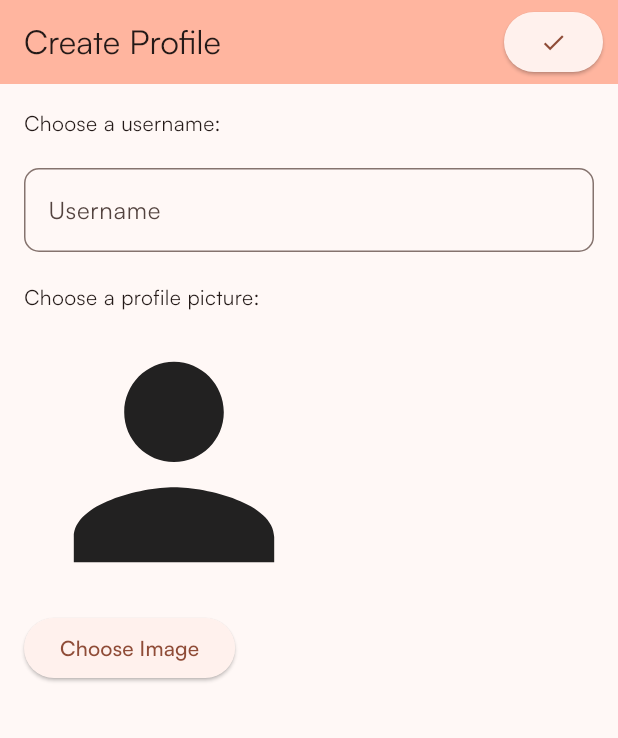
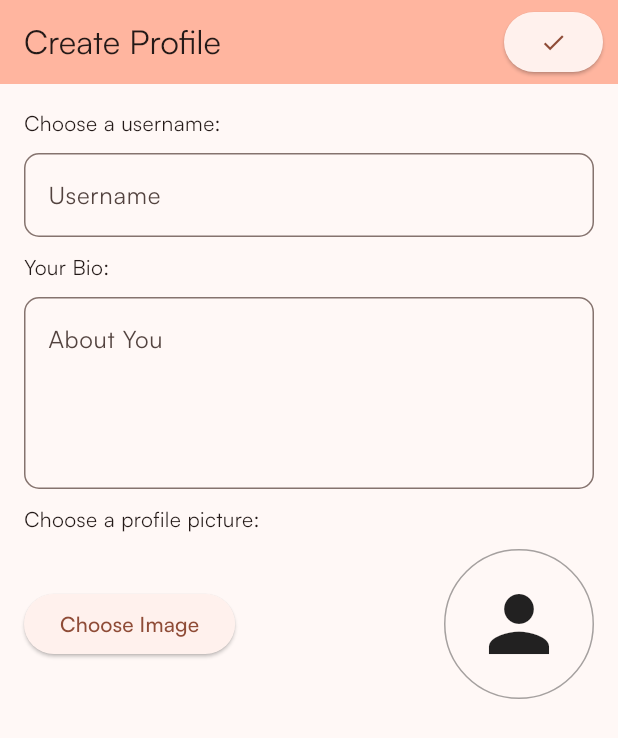
Before and after one commit to itcodehery/reddit_clone, a Flutter app: the screen it shows once a user with an empty profile is signed in, on a phone screen of 412 x 824 dp. Shown: the top 738 px of the screen. Run offline on Flutter 3.47's test engine with Material 3 defaults, Android fonts, the phone set to English and light mode, and no system bars; our stand-ins replace cloud_firestore, firebase_auth, firebase_core, flutter_dotenv, image_picker, shared_preferences; accounts and stored records are empty.

Commit message:
lil changes

```diff
--- a/lib/main.dart
+++ b/lib/main.dart
@@ -11,6 +11,7 @@ import 'package:reddit_clone/pages/people.dart';
 import 'package:flutter_dotenv/flutter_dotenv.dart';
 import 'package:reddit_clone/pages/authentication/login.dart';
 import 'package:reddit_clone/pages/overlays/searchpage.dart';
+import 'package:reddit_clone/widget_core.dart';
 import 'package:reddit_clone/widget_tree.dart';
 
 Future<void> main() async {
@@ -45,6 +46,7 @@ class _MyAppState extends State<MyApp> {
         ),
         home: const WidgetTree(),
         routes: {
+          '/widget_core': (context) => const WidgetCore(),
           '/login': (context) => const Login(),
           '/search': (context) => const Searchpage(),
           '/home': (context) => const MyHomePage(title: 'Home'),
--- a/lib/pages/authentication/choose_profile.dart
+++ b/lib/pages/authentication/choose_profile.dart
@@ -13,6 +13,7 @@ class ChooseProfile extends StatefulWidget {
 
 class ChooseProfileState extends State<ChooseProfile> {
   TextEditingController usernameController = TextEditingController();
+  TextEditingController aboutYouController = TextEditingController();
 
   //file to store the image
   File? _image;
@@ -36,7 +37,11 @@ class ChooseProfileState extends State<ChooseProfile> {
           title: const Text('Create Profile'),
           backgroundColor: Theme.of(context).colorScheme.inversePrimary,
           actions: [
-            ElevatedButton(onPressed: () {}, child: const Icon(Icons.check)),
+            ElevatedButton(
+                onPressed: () {
+                  Navigator.of(context).pushReplacementNamed('/widget_core');
+                },
+                child: const Icon(Icons.check)),
             const SizedBox(width: 10),
           ],
         ),
@@ -47,7 +52,7 @@ class ChooseProfileState extends State<ChooseProfile> {
               crossAxisAlignment: CrossAxisAlignment.start,
               children: [
                 const Text('Choose a username:'),
-                const SizedBox(height: 20),
+                const SizedBox(height: 10),
                 TextField(
                   controller: usernameController,
                   decoration: const InputDecoration(
@@ -64,25 +69,52 @@ class ChooseProfileState extends State<ChooseProfile> {
                     FilteringTextInputFormatter.allow(RegExp(r'[a-zA-Z0-9]')),
                   ],
                 ),
-                const SizedBox(height: 20),
+                const SizedBox(height: 10),
+                const Text('Your Bio:'),
+                const SizedBox(height: 10),
+                TextField(
+                  controller: aboutYouController,
+                  maxLines: 4,
+                  decoration: const InputDecoration(
+                    hintText: 'About You',
+                    border: OutlineInputBorder(
+                      borderRadius: BorderRadius.all(
+                        Radius.circular(10),
+                      ),
+                    ),
+                  ),
+                ),
+                const SizedBox(height: 10),
                 const Text('Choose a profile picture:'),
+                const SizedBox(height: 10),
+                Center(
+                  child: Row(
+                    children: [
+                      ElevatedButton(
+                          onPressed: _openImagePicker,
+                          child: const Text('Choose Image')),
+                      const Spacer(),
                       Container(
-                    height: 200,
-                    width: 200,
+                          height: 100,
+                          width: 100,
                           decoration: BoxDecoration(
                             borderRadius: BorderRadius.circular(100),
+                            border: Border.all(
+                              color: Colors.black.withAlpha(90),
+                              width: 1,
+                            ),
                           ),
                           child: _image != null
                               ? Image.file(
                                   _image!,
                                   fit: BoxFit.cover,
-                            width: 200,
-                            height: 200,
+                                  width: 100,
+                                  height: 100,
                                 )
-                        : const Icon(Icons.person, size: 200)),
-                ElevatedButton(
-                    onPressed: _openImagePicker,
-                    child: const Text('Choose Image')),
+                              : const Icon(Icons.person, size: 60)),
+                    ],
+                  ),
+                ),
                 const SizedBox(height: 20),
               ],
             ),
--- a/lib/pages/authentication/login.dart
+++ b/lib/pages/authentication/login.dart
@@ -168,7 +168,11 @@ class _LoginState extends State<Login> {
                     onPressed: () {
                       isLogin
                           ? signInWithEmailAndPassword()
-                          : signUpWithEmailAndPassword();
+                          : {
+                              signUpWithEmailAndPassword(),
+                              SharedPreferencesHelper.saveBool(
+                                  true, 'firstTimeLogin'),
+                            };
                     },
                     child: Text(
                       isLogin ? "Login" : "Sign Up",
--- a/lib/pages/create/create_post.dart
+++ b/lib/pages/create/create_post.dart
@@ -87,7 +87,10 @@ class _CreatePostState extends State<CreatePost> {
         actions: [
           IconButton(
             icon: const Icon(Icons.check),
-            onPressed: savePost,
+            onPressed: () {
+              savePost();
+              Navigator.pop(context);
+            },
           ),
         ],
       ),
--- a/lib/pages/userprof/myprofile.dart
+++ b/lib/pages/userprof/myprofile.dart
@@ -1,6 +1,6 @@
 import 'package:flutter/material.dart';
 import 'package:reddit_clone/models/holduser.dart';
-import 'package:reddit_clone/pages/auth.dart';
+import 'package:reddit_clone/helper/auth.dart';
 import 'package:firebase_auth/firebase_auth.dart';
 import 'package:reddit_clone/pages/authentication/login.dart';
 
--- a/lib/widget_tree.dart
+++ b/lib/widget_tree.dart
@@ -1,5 +1,5 @@
 import 'package:flutter/material.dart';
-import 'package:reddit_clone/pages/auth.dart';
+import 'package:reddit_clone/helper/auth.dart';
 import 'package:firebase_auth/firebase_auth.dart';
 import 'package:reddit_clone/pages/authentication/choose_profile.dart';
 import 'package:reddit_clone/pages/authentication/login.dart';
```
Also changed, not shown: lib/helper/auth.dart (renamed from lib/pages/auth.dart). Lines whose indentation alone changed are shown as unchanged.
